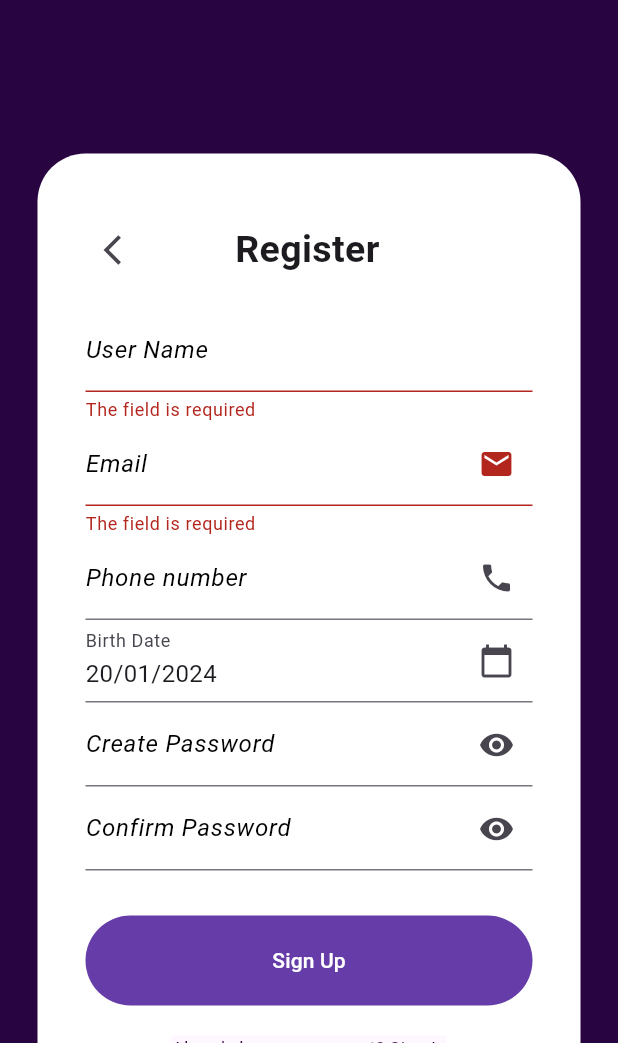
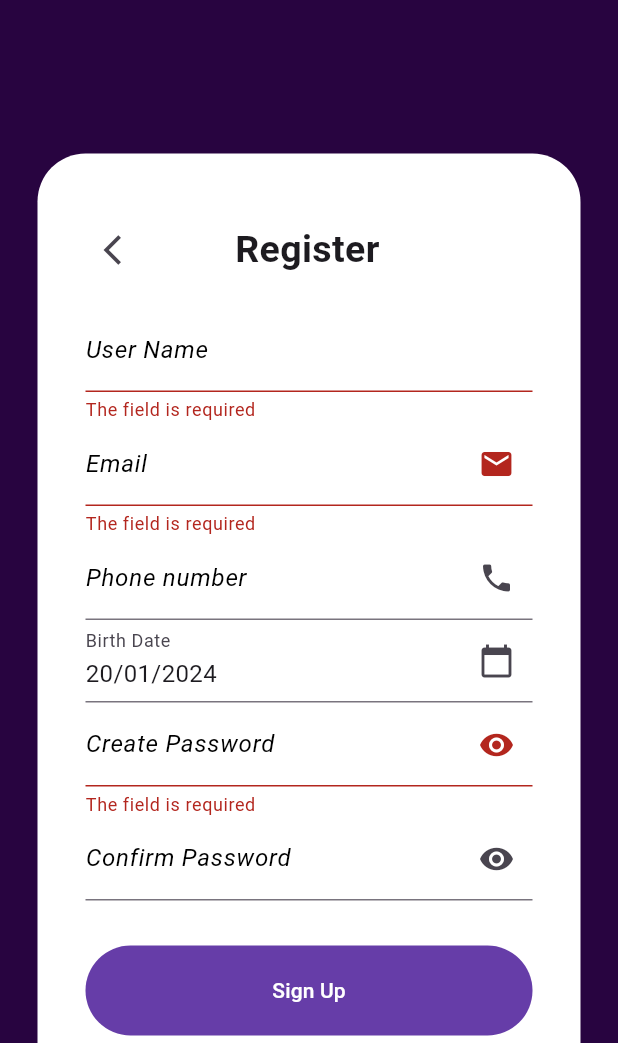
Before and after one commit to manulis/Harmonica, a Flutter app: the Register screen opened directly, after a tap on "Sign Up", on a phone screen of 412 x 824 dp, the part 193-1236 px from its top. Run offline on Flutter 3.47's test engine with Material 3 defaults, Android fonts, the phone set to English and light mode, and no system bars; our stand-ins replace email_validator, supabase_flutter; accounts and stored records are empty.

```diff
--- a/lib/functions/validateFormsCamps.dart
+++ b/lib/functions/validateFormsCamps.dart
@@ -1,75 +1,32 @@
 import 'package:email_validator/email_validator.dart';
 
 //Funciones de validación
+bool emailValidate(String? value) => EmailValidator.validate(value!);
 
-bool emailValidate(String? value){
-  bool isValid = EmailValidator.validate(value!);
-  return isValid;
+bool phoneValidate(String? value) => value == '' ? true : RegExp(r'^\d{9}$').hasMatch(value!);
+
+class PasswordValidate {
+  static bool charactersNum(String? value) => value!.length >= 8;
+  static bool LowerCase(String? value) => value!.contains(RegExp(r'[a-z]'));
+  static bool UpperCase(String? value) => value!.contains(RegExp(r'[A-Z]'));
+  static bool containNumber(String? value) => value!.contains(RegExp(r'[0-9]'));
+
+  static bool GoodPassword(String value) =>
+      charactersNum(value) && LowerCase(value) && UpperCase(value) && containNumber(value) && value.isNotEmpty;
 }
 
-bool phoneValidate(String? value){
-  if(value == ''){
-    return true;
-  }
-  RegExp regExp = RegExp(r'^\d{9}$');
-  return regExp.hasMatch(value!);
-}
+//Funciones que en el caso de que un parámetro no sea válido o esté vacío lo indique en el formulario
+String? FocusEmail(String? value) => value == '' ? 'The field is required' : !emailValidate(value) ? 'Email invalido' : null;
 
-bool passwordValidate(String? value){
+String? FocusPhone(String? value) => !phoneValidate(value) ? 'Telefono invalido' : null;
 
-  value = value!;
+String? FocusName(String? value) => value == null || value.isEmpty ? 'The field is required' : null;
 
-  if (value.length < 8) {
-    return false;
-  }
-
-  if (!value.contains(RegExp(r'[a-z]'))) {
-    return false;
-  }
-
-  if (!value.contains(RegExp(r'[A-Z]'))) {
-    return false;
-  }
-
-  if (!value.contains(RegExp(r'[0-9]'))) {
-    return false;
-  }
-
-  if(value == ''){
-    return false;
-  }
-
-  return true;
-
-}
-
-
-//Funciones que en el caso de que un parametro no sea valido o este vacio lo indique en el formulario
-String?  FocusEmail(String? value){
-  if(value == ''){
-    return 'The field is required';
-  }
-  if(!emailValidate(value)){
-    return 'Email invalido';
-  }
+String? FocusPassword(String? value) {
+  if (value == null || value.isEmpty) return 'The field is required';
+  if (!PasswordValidate.charactersNum(value)) return '8 characters minimum';
+  if (!PasswordValidate.LowerCase(value)) return 'At least one lowercase character';
+  if (!PasswordValidate.UpperCase(value)) return 'At least one uppercase character';
+  if (!PasswordValidate.containNumber(value)) return 'At least one number';
   return null;
 }
-
-String? FocusPhone(String? value){
-  if(!phoneValidate(value)){
-    return 'Telefono invalido';
-  }
-}
-
-String? FocusName(String? value) {
-  if (value == null || value.isEmpty){
-    return 'The field is required';
-  }
-  return null;
-}
-
-String? FocusPassword(String? value){
-
-
-
-}
--- a/lib/screens/Register.dart
+++ b/lib/screens/Register.dart
@@ -19,11 +19,13 @@ class _Register extends State<Register> {
   String email = '';
   String phone = '';
   String password = '';
+  String Retypepassword = '';
   final GlobalKey<FormState> _formKey = GlobalKey<FormState>();
   final TextEditingController _NameController = TextEditingController();
   final TextEditingController _EmailController = TextEditingController();
   final TextEditingController _PhoneController = TextEditingController();
   final TextEditingController _PasswordController = TextEditingController();
+  final TextEditingController _RetypePasswordController = TextEditingController();
 
   void _selectDate(BuildContext context) async {
     final DateTime? picked = await showDatePicker(
@@ -37,6 +39,10 @@ class _Register extends State<Register> {
       });
     }
   }
+   String? passEq(String? value){
+      if(value!=password){return 'The password are not equal';}
+      return null;
+    }
 
   @override
   Widget build(BuildContext context) {
@@ -183,7 +189,7 @@ class _Register extends State<Register> {
                             ),
                             TextFormField(
                               controller: _PasswordController,
-
+                              validator: FocusPassword,
                               obscureText: _obscureText1,
                               decoration: InputDecoration(
                                 labelText: 'Create Password',
@@ -214,7 +220,8 @@ class _Register extends State<Register> {
                               },
                             ),
                             TextFormField(
-
+                              controller: _RetypePasswordController,
+                              validator: passEq,
                               obscureText: _obscureText2,
                               decoration: InputDecoration(
                                 labelText: 'Confirm Password',
@@ -239,7 +246,9 @@ class _Register extends State<Register> {
                                 ),
                               ),
                               onChanged: (text) {
-                                setState(() {});
+                                setState(() {
+                                  Retypepassword = text;
+                                });
                               },
                             ),
                             const SizedBox(height: 30),
@@ -249,7 +258,8 @@ class _Register extends State<Register> {
                                 String birthDate = DateFormat('dd/MM/yyyy').format(_selectedDate);
                                 UserObject.User user = UserObject.User(name, email, phone, birthDate, password, [''], ['']);
                                 print(email);
-                                if(emailValidate(email) && phoneValidate(user.phone) && name.isNotEmpty && password.isNotEmpty){
+                                if(emailValidate(email) && phoneValidate(user.phone) && name.isNotEmpty && PasswordValidate.GoodPassword(password) && password==Retypepassword){
+
                                   print(user);
                                   bool registerInfo = await userHandler.postUser(user);
                                   if (registerInfo) {
```
